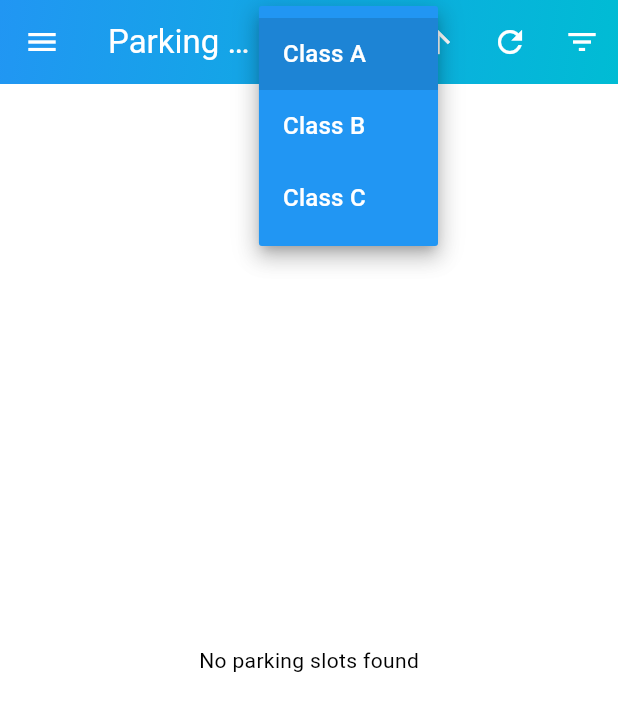
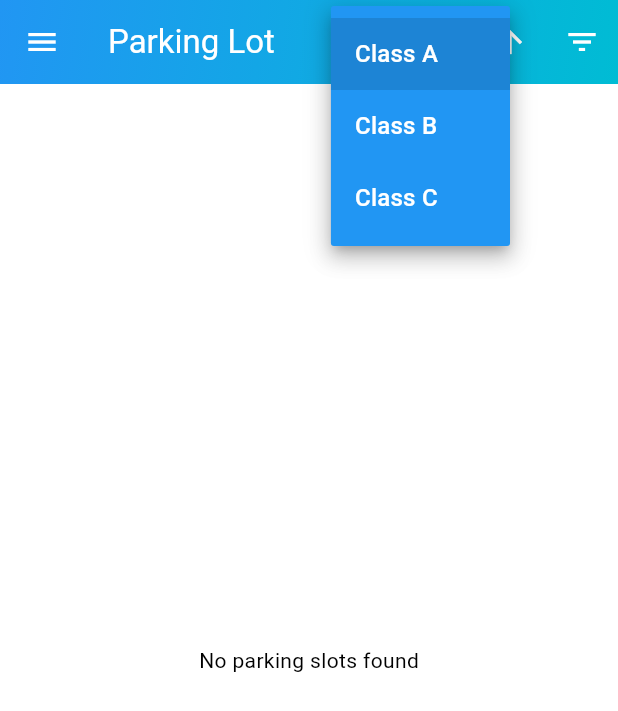
Before and after one commit to 4byc/webadmin_sp, a Flutter app: the ParkingLotPage screen opened by its route, after a tap on "Class A", on a phone screen of 412 x 824 dp. Shown: the top 711 px of the screen. Run offline on Flutter 3.47's test engine with Material 3 defaults, Android fonts, the phone set to English and light mode, and no system bars; our stand-ins replace cloud_firestore, firebase_auth, firebase_core, logger; accounts and stored records are empty.

Commit message:
bug fix dashborad, parking lot screen

```diff
--- a/lib/pages/dashboard_page.dart
+++ b/lib/pages/dashboard_page.dart
@@ -360,20 +360,6 @@ class _DashboardPageState extends State<DashboardPage> {
               Text('Status: $status',
                   style: TextStyle(fontSize: 16, color: Colors.cyan)),
               SizedBox(height: 8),
-              Row(
-                children: [
-                  if (status == 'Parked')
-                    IconButton(
-                      icon: Icon(Icons.drive_eta),
-                      onPressed: () => _processToParkingLot(vehicleId, data),
-                    ),
-                  if (status == 'Parked')
-                    IconButton(
-                      icon: Icon(Icons.delete),
-                      onPressed: () => _confirmDelete(context, vehicleId),
-                    ),
-                ],
-              )
             ],
           ),
         ),
--- a/lib/pages/parking_lot_page.dart
+++ b/lib/pages/parking_lot_page.dart
@@ -1,6 +1,6 @@
 import 'package:flutter/material.dart';
 import 'package:cloud_firestore/cloud_firestore.dart';
-import 'package:intl/intl.dart'; // For date formatting
+import 'package:intl/intl.dart';
 import 'package:webadmin_sp/widgets/common_drawer.dart';
 import 'package:webadmin_sp/widgets/gradient_app_bar.dart';
 
@@ -15,12 +15,6 @@ class _ParkingLotPageState extends State<ParkingLotPage> {
   String _sortOrder = 'asc'; // Default sorting order
   String _filter = 'All'; // Default filter
 
-  @override
-  void initState() {
-    super.initState();
-    _synchronizeParkingSlots();
-  }
-
   String _formatTimestamp(dynamic timestamp) {
     if (timestamp == null) return 'N/A';
     var date = DateTime.fromMillisecondsSinceEpoch(
@@ -28,75 +22,8 @@ class _ParkingLotPageState extends State<ParkingLotPage> {
     return DateFormat('yyyy-MM-dd HH:mm:ss').format(date);
   }
 
-  Future<void> _synchronizeParkingSlots() async {
-    try {
-      QuerySnapshot detectionSnapshot =
-          await _firestore.collection('detections').get();
-      QuerySnapshot paymentSnapshot =
-          await _firestore.collection('payment').get();
-      Map<String, dynamic> detections = {};
-      Set<String> processedVehicles = paymentSnapshot.docs
-          .map((doc) => doc['vehicleId'].toString())
-          .toSet();
-
-      for (var doc in detectionSnapshot.docs) {
-        var data = doc.data() as Map<String, dynamic>;
-        if (!processedVehicles.contains(data['VehicleID'].toString())) {
-          detections[data['VehicleID'].toString()] = data;
-        }
-      }
-
-      for (var className in ['A', 'B', 'C']) {
-        DocumentSnapshot parkingSlotSnapshot =
-            await _firestore.collection('parkingSlots').doc(className).get();
-        if (parkingSlotSnapshot.exists) {
-          var parkingSlotsData =
-              parkingSlotSnapshot.data() as Map<String, dynamic>;
-          List<dynamic> slots = parkingSlotsData['slots'] ?? [];
-
-          for (var slot in slots) {
-            slot['entryTime'] = null;
-            slot['isFilled'] = false;
-            slot['vehicleId'] = null;
-            slot['slotClass'] = className;
-          }
-
-          for (var vehicleID in detections.keys) {
-            var detection = detections[vehicleID];
-            if (detection['class'] == className) {
-              for (var slot in slots) {
-                if (slot['isFilled'] == false) {
-                  var entryTime = detection['time'] is double
-                      ? detection['time'].toInt()
-                      : detection['time'];
-                  slot['entryTime'] = entryTime;
-                  slot['isFilled'] = true;
-                  slot['vehicleId'] = int.tryParse(vehicleID) ?? vehicleID;
-                  slot['slotClass'] = detection['class'];
-                  break;
-                }
-              }
-            }
-          }
-
-          await _firestore.collection('parkingSlots').doc(className).update({
-            'slots': slots,
-          });
-        }
-      }
-    } catch (e) {
-      print('Error synchronizing parking slots: $e');
-    }
-  }
-
-  Future<List<dynamic>> _fetchParkingSlots(String parkingClass) async {
-    DocumentSnapshot snapshot =
-        await _firestore.collection('parkingSlots').doc(parkingClass).get();
-    if (snapshot.exists) {
-      var data = snapshot.data() as Map<String, dynamic>;
-      return data['slots'] as List<dynamic>? ?? [];
-    }
-    return [];
+  Stream<DocumentSnapshot> _getParkingSlotStream(String className) {
+    return _firestore.collection('parkingSlots').doc(className).snapshots();
   }
 
   List<dynamic> _filterSlots(List<dynamic> slots) {
@@ -168,7 +95,6 @@ class _ParkingLotPageState extends State<ParkingLotPage> {
             onChanged: (String? newValue) {
               setState(() {
                 _selectedClass = newValue!;
-                _synchronizeParkingSlots();
               });
             },
             items: <String>['A', 'B', 'C']
@@ -190,14 +116,6 @@ class _ParkingLotPageState extends State<ParkingLotPage> {
             onPressed: () {
               setState(() {
                 _sortOrder = _sortOrder == 'asc' ? 'desc' : 'asc';
-              });
-            },
-          ),
-          IconButton(
-            icon: Icon(Icons.refresh, color: Colors.white),
-            onPressed: () {
-              setState(() {
-                _synchronizeParkingSlots();
               });
             },
           ),
@@ -226,8 +144,8 @@ class _ParkingLotPageState extends State<ParkingLotPage> {
         ],
       ),
       drawer: CommonDrawer(),
-      body: FutureBuilder<List<dynamic>>(
-        future: _fetchParkingSlots(_selectedClass),
+      body: StreamBuilder<DocumentSnapshot>(
+        stream: _getParkingSlotStream(_selectedClass),
         builder: (context, snapshot) {
           if (snapshot.connectionState == ConnectionState.waiting) {
             return Center(child: CircularProgressIndicator());
@@ -235,17 +153,19 @@ class _ParkingLotPageState extends State<ParkingLotPage> {
           if (snapshot.hasError) {
             return Center(child: Text('Error fetching parking slots'));
           }
-          if (!snapshot.hasData || snapshot.data!.isEmpty) {
+          if (!snapshot.hasData || !snapshot.data!.exists) {
             return Center(child: Text('No parking slots found'));
           }
 
-          var slots = _removeDuplicateSlots(_filterSlots(snapshot.data!));
+          var parkingSlotsData = snapshot.data!.data() as Map<String, dynamic>;
+          var slots = parkingSlotsData['slots'] as List<dynamic>;
+          slots = _removeDuplicateSlots(_filterSlots(slots));
           slots = _sortSlots(slots);
 
           return GridView.builder(
             padding: const EdgeInsets.all(8.0),
             gridDelegate: SliverGridDelegateWithFixedCrossAxisCount(
-              crossAxisCount: 4, // Adjust the number of columns as needed
+              crossAxisCount: 4,
               crossAxisSpacing: 8.0,
               mainAxisSpacing: 8.0,
             ),
```
Also changed, not shown: pubspec.lock.
